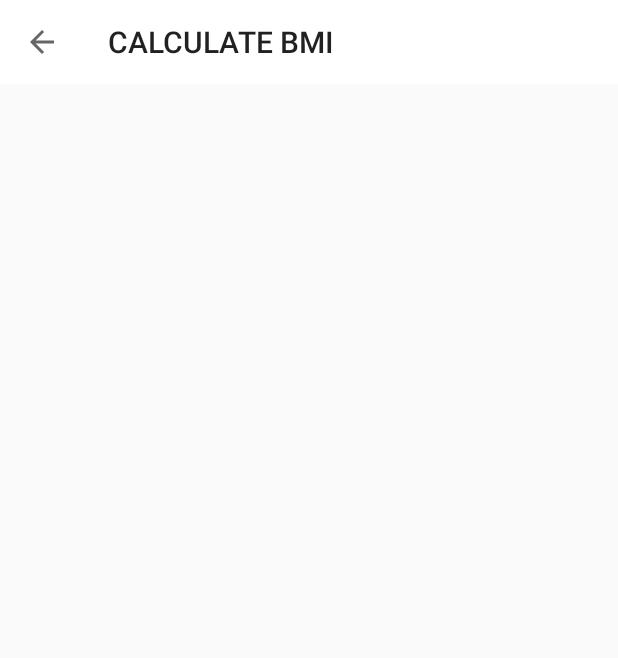
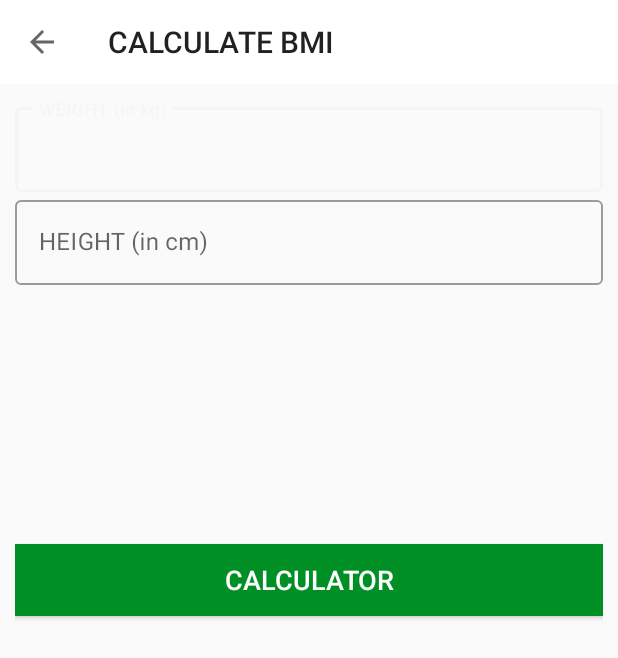
Before and after one commit to nitinporwal/7MinuteWorkout, an Android app: the BMIActivity screen opened directly, with no data from a screen before it, on a phone screen of 412 x 824 dp. Shown: the top 658 px of the screen. Run offline under Robolectric (Android 15) with nearby library versions, the phone set to English and light mode, and no system bars.

Commit message:
create BMI screen ui

```diff
--- a/app/src/main/res/layout/activity_b_m_i.xml
+++ b/app/src/main/res/layout/activity_b_m_i.xml
@@ -13,4 +13,106 @@
         android:layout_height="?android:actionBarSize"
         android:background="#FFFFFF" />
 
+    <LinearLayout
+        android:id="@+id/llUnitsView"
+        android:layout_width="match_parent"
+        android:layout_height="match_parent"
+        android:layout_below="@+id/toolbar_bmi_activity"
+        android:orientation="vertical"
+        android:padding="10dp">
+
+        <com.google.android.material.textfield.TextInputLayout
+            android:id="@+id/tilMetricUnitWeight"
+            android:layout_width="match_parent"
+            android:layout_height="wrap_content"
+            style="@style/Widget.MaterialComponents.TextInputLayout.OutlinedBox">
+
+            <androidx.appcompat.widget.AppCompatEditText
+                android:id="@+id/etMetricUnitWeight"
+                android:layout_width="match_parent"
+                android:layout_height="wrap_content"
+                android:hint="WEIGHT (in kg)"
+                android:inputType="numberDecimal"
+                android:textSize="16sp" />
+
+        </com.google.android.material.textfield.TextInputLayout>
+
+        <com.google.android.material.textfield.TextInputLayout
+            android:id="@+id/tilMetricUnitHeight"
+            android:layout_width="match_parent"
+            android:layout_height="wrap_content"
+            style="@style/Widget.MaterialComponents.TextInputLayout.OutlinedBox">
+
+            <androidx.appcompat.widget.AppCompatEditText
+                android:id="@+id/etMetricUnitHeight"
+                android:layout_width="match_parent"
+                android:layout_height="wrap_content"
+                android:hint="HEIGHT (in cm)"
+                android:inputType="numberDecimal"
+                android:textSize="16sp" />
+
+        </com.google.android.material.textfield.TextInputLayout>
+
+        <LinearLayout
+            android:id="@+id/llDisplayBMIResult"
+            android:layout_width="match_parent"
+            android:layout_height="wrap_content"
+            android:layout_marginTop="25dp"
+            android:orientation="vertical"
+            android:visibility="visible"
+            tools:visibility="visible">
+
+            <TextView
+                android:id="@+id/tvYourBMI"
+                android:layout_width="match_parent"
+                android:layout_height="wrap_content"
+                android:gravity="center"
+                android:text="YOUR BMI"
+                android:textAllCaps="true"
+                android:visibility="invisible"
+                android:textSize="16sp" />
+
+            <TextView
+                android:id="@+id/tvBMIValue"
+                android:layout_width="match_parent"
+                android:layout_height="wrap_content"
+                android:layout_marginTop="5dp"
+                android:gravity="center"
+                android:textSize="18sp"
+                android:textStyle="bold"
+                tools:text="15.00" />
+
+            <TextView
+                android:id="@+id/tvBMIType"
+                android:layout_width="match_parent"
+                android:layout_height="wrap_content"
+                android:layout_marginTop="5dp"
+                android:gravity="center"
+                android:textSize="18sp"
+                tools:text="Normal" />
+
+            <TextView
+                android:id="@+id/tvBMIDescription"
+                android:layout_width="match_parent"
+                android:layout_height="wrap_content"
+                android:layout_marginTop="5dp"
+                android:gravity="center"
+                android:textSize="18sp"
+                tools:text="Normal" />
+
+        </LinearLayout>
+
+        <Button
+            android:id="@+id/btnCalculateUnits"
+            android:layout_width="match_parent"
+            android:layout_height="wrap_content"
+            android:layout_marginTop="35dp"
+            android:layout_gravity="bottom"
+            android:text="CALCULATOR"
+            android:textSize="18sp"
+            android:textColor="@color/white"
+            android:background="@color/colorAccent"
+            />
+
+    </LinearLayout>
 </RelativeLayout>
```
